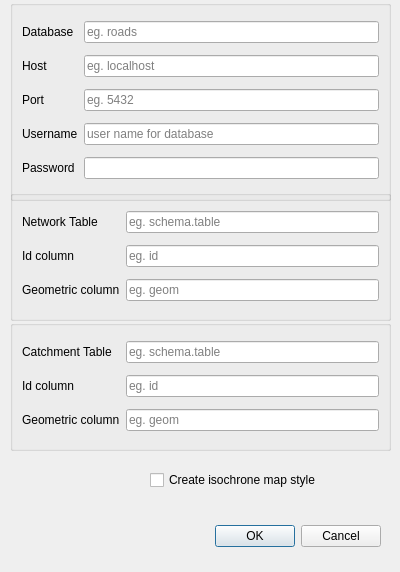
First picture: the form in iso/gui/ui/isochrone_dialog_base.ui, repository Samweli/isochrones, before the edit.
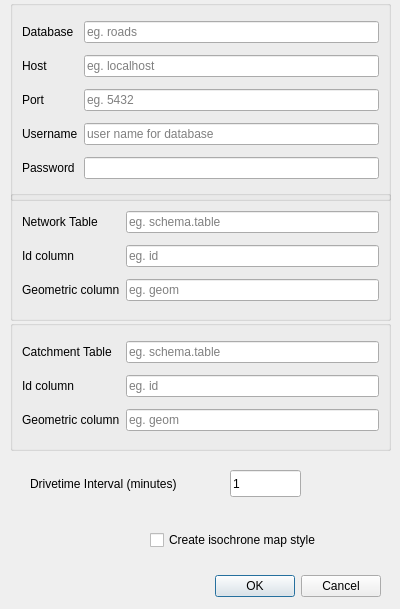
Second picture: the form after the edit.

Commit message: Added contour interval input

The edit to the form file:
```diff
--- a/iso/gui/ui/isochrone_dialog_base.ui
+++ b/iso/gui/ui/isochrone_dialog_base.ui
@@ -7,17 +7,20 @@
     <x>0</x>
     <y>0</y>
     <width>400</width>
-    <height>572</height>
+    <height>609</height>
    </rect>
   </property>
   <property name="windowTitle">
    <string>Isochrones</string>
   </property>
+  <property name="autoFillBackground">
+   <bool>false</bool>
+  </property>
   <widget class="QDialogButtonBox" name="button_box">
    <property name="geometry">
     <rect>
      <x>40</x>
-     <y>520</y>
+     <y>570</y>
      <width>341</width>
      <height>32</height>
     </rect>
@@ -295,7 +298,7 @@
    <property name="geometry">
     <rect>
      <x>150</x>
-     <y>470</y>
+     <y>530</y>
      <width>235</width>
      <height>20</height>
     </rect>
@@ -400,6 +403,47 @@
     </item>
    </layout>
   </widget>
+  <widget class="QLabel" name="input_network_file_label_11">
+   <property name="geometry">
+    <rect>
+     <x>30</x>
+     <y>470</y>
+     <width>191</width>
+     <height>27</height>
+    </rect>
+   </property>
+   <property name="text">
+    <string>Drivetime Interval (minutes)</string>
+   </property>
+  </widget>
+  <widget class="QLineEdit" name="contour_interval">
+   <property name="geometry">
+    <rect>
+     <x>230</x>
+     <y>470</y>
+     <width>71</width>
+     <height>27</height>
+    </rect>
+   </property>
+   <property name="sizePolicy">
+    <sizepolicy hsizetype="MinimumExpanding" vsizetype="Fixed">
+     <horstretch>0</horstretch>
+     <verstretch>0</verstretch>
+    </sizepolicy>
+   </property>
+   <property name="inputMethodHints">
+    <set>Qt::ImhDigitsOnly</set>
+   </property>
+   <property name="inputMask">
+    <string/>
+   </property>
+   <property name="text">
+    <string>1</string>
+   </property>
+   <property name="placeholderText">
+    <string/>
+   </property>
+  </widget>
  </widget>
  <resources/>
  <connections>
```
Left out of the diff: 32 changed lines with no effect on the pictures. The commit also changes 9 other files.
